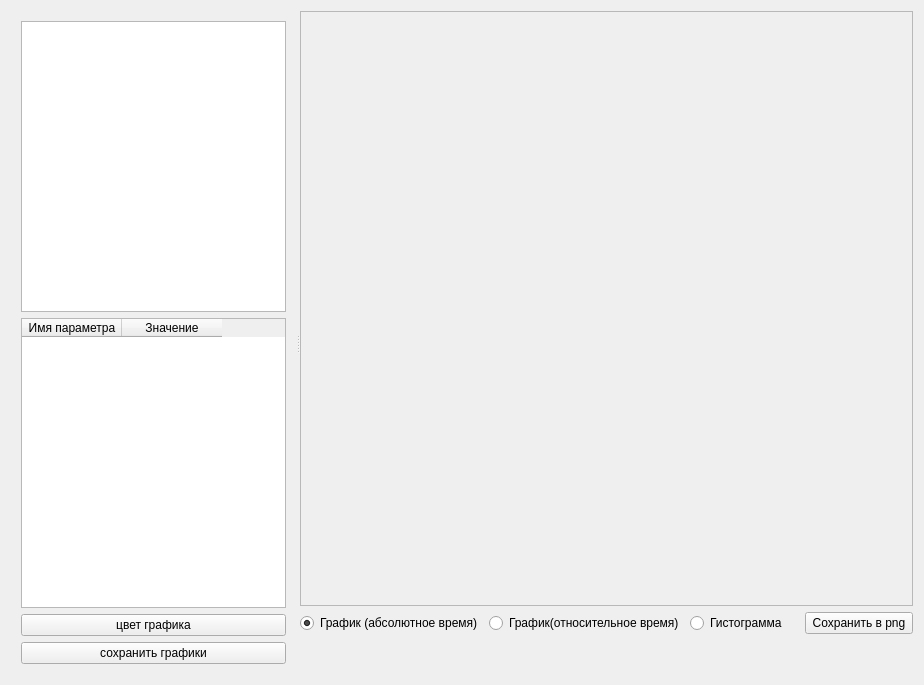
The window that DataVisualizer/DataVisualizerForm.ui (kapot65/online) describes before a commit, drawn with Qt 5.
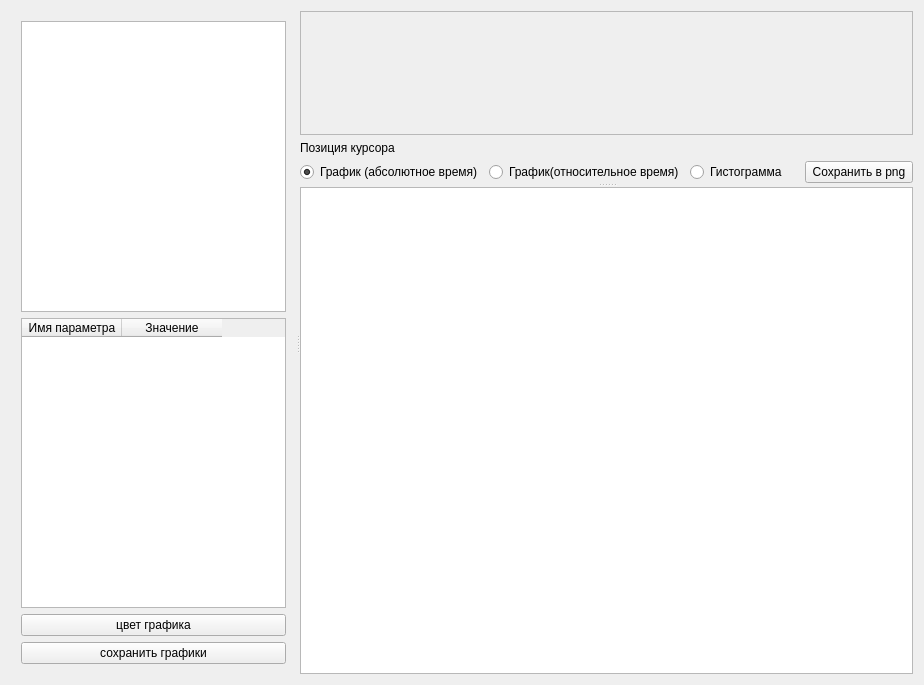
The same window after the commit.

```diff
--- a/DataVisualizer/DataVisualizerForm.ui
+++ b/DataVisualizer/DataVisualizerForm.ui
@@ -15,7 +15,7 @@
   </property>
   <layout class="QHBoxLayout" name="horizontalLayout">
    <item>
-    <widget class="QSplitter" name="splitter">
+    <widget class="QSplitter" name="splitter_2">
      <property name="orientation">
       <enum>Qt::Horizontal</enum>
      </property>
@@ -78,14 +78,18 @@
        </item>
       </layout>
      </widget>
-     <widget class="QWidget" name="verticalLayoutWidget_2">
-      <layout class="QVBoxLayout" name="verticalLayout_3">
+     <widget class="QSplitter" name="splitter">
+      <property name="orientation">
+       <enum>Qt::Vertical</enum>
+      </property>
+      <widget class="QWidget" name="verticalLayoutWidget_3">
+       <layout class="QVBoxLayout" name="verticalLayout">
        <item>
         <widget class="QFrame" name="plotFrame">
          <property name="sizePolicy">
           <sizepolicy hsizetype="Expanding" vsizetype="Expanding">
            <horstretch>0</horstretch>
-           <verstretch>0</verstretch>
+            <verstretch>2</verstretch>
           </sizepolicy>
          </property>
          <property name="frameShape">
@@ -97,6 +101,13 @@
          <layout class="QHBoxLayout" name="horizontalLayout_2"/>
         </widget>
        </item>
+        <item>
+         <widget class="QLabel" name="mousePosLabel">
+          <property name="text">
+           <string>Позиция курсора</string>
+          </property>
+         </widget>
+        </item>
        <item>
         <layout class="QHBoxLayout" name="horizontalLayout_3">
          <item>
@@ -132,28 +143,22 @@
          </item>
         </layout>
        </item>
-       <item>
-        <layout class="QHBoxLayout" name="horizontalLayout_7">
-         <item>
-          <widget class="QLabel" name="infoLabel">
-           <property name="text">
-            <string/>
-           </property>
-           <property name="textInteractionFlags">
-            <set>Qt::LinksAccessibleByMouse|Qt::TextSelectableByKeyboard|Qt::TextSelectableByMouse</set>
-           </property>
-          </widget>
-         </item>
-        </layout>
-       </item>
+       </layout>
+      </widget>
+      <widget class="QWidget" name="verticalLayoutWidget_2">
+       <layout class="QVBoxLayout" name="verticalLayout_3">
        <item>
-        <widget class="QLabel" name="mousePosLabel">
-         <property name="text">
-          <string/>
+         <widget class="QTextBrowser" name="infoBrowser">
+          <property name="sizePolicy">
+           <sizepolicy hsizetype="Expanding" vsizetype="Expanding">
+            <horstretch>0</horstretch>
+            <verstretch>0</verstretch>
+           </sizepolicy>
          </property>
         </widget>
        </item>
       </layout>
+      </widget>
      </widget>
     </widget>
    </item>
```
Lines whose indentation alone changed are shown as unchanged.
